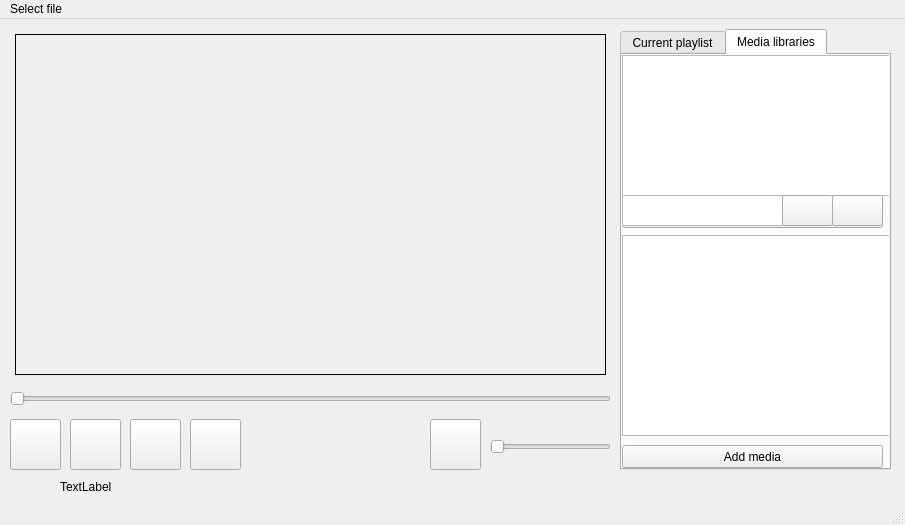
Old version of the form mainwindow.ui in the repository zlatilda/media_player.
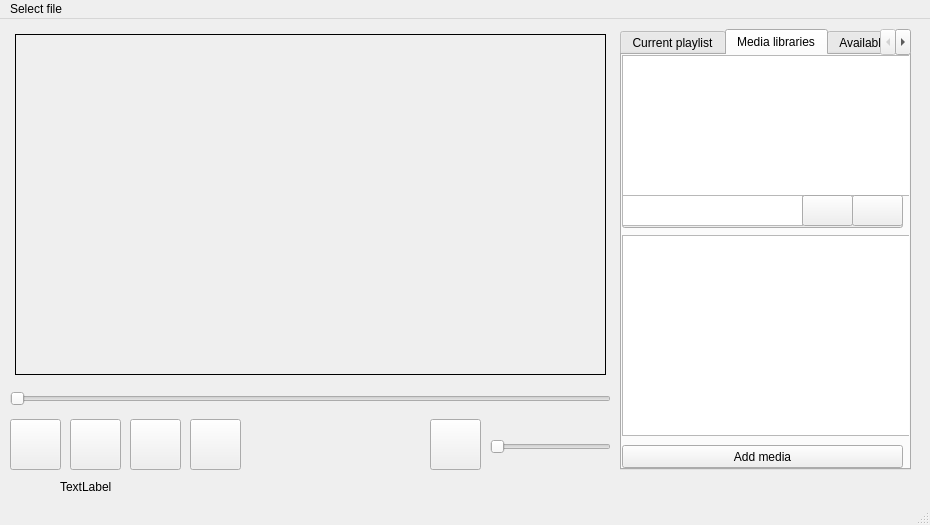
New version of the form. The open tabs and pages were chosen to show the change.

Patch:
```diff
--- a/mainwindow.ui
+++ b/mainwindow.ui
@@ -6,7 +6,7 @@
    <rect>
     <x>0</x>
     <y>0</y>
-    <width>905</width>
+    <width>930</width>
     <height>525</height>
    </rect>
   </property>
@@ -129,7 +129,7 @@
      <rect>
       <x>620</x>
       <y>10</y>
-      <width>271</width>
+      <width>291</width>
       <height>441</height>
      </rect>
     </property>
@@ -160,12 +160,12 @@
        <rect>
         <x>0</x>
         <y>180</y>
-        <width>271</width>
+        <width>291</width>
         <height>201</height>
        </rect>
       </property>
       <attribute name="horizontalHeaderDefaultSectionSize">
-       <number>250</number>
+       <number>270</number>
       </attribute>
      </widget>
      <widget class="QTableView" name="media_libs">
@@ -173,12 +173,12 @@
        <rect>
         <x>0</x>
         <y>0</y>
-        <width>271</width>
+        <width>291</width>
         <height>141</height>
        </rect>
       </property>
       <attribute name="horizontalHeaderDefaultSectionSize">
-       <number>250</number>
+       <number>270</number>
       </attribute>
      </widget>
      <widget class="QPushButton" name="Add_library">
@@ -186,7 +186,7 @@
        <rect>
         <x>0</x>
         <y>150</y>
-        <width>261</width>
+        <width>281</width>
         <height>23</height>
        </rect>
       </property>
@@ -199,7 +199,7 @@
        <rect>
         <x>0</x>
         <y>390</y>
-        <width>261</width>
+        <width>281</width>
         <height>23</height>
        </rect>
       </property>
@@ -212,7 +212,7 @@
        <rect>
         <x>0</x>
         <y>140</y>
-        <width>161</width>
+        <width>181</width>
         <height>31</height>
        </rect>
       </property>
@@ -220,7 +220,7 @@
      <widget class="QPushButton" name="save_new_lib">
       <property name="geometry">
        <rect>
-        <x>160</x>
+        <x>180</x>
         <y>140</y>
         <width>51</width>
         <height>31</height>
@@ -233,7 +233,7 @@
      <widget class="QPushButton" name="new_lib_add_cancel">
       <property name="geometry">
        <rect>
-        <x>210</x>
+        <x>230</x>
         <y>140</y>
         <width>51</width>
         <height>31</height>
@@ -244,6 +244,24 @@
       </property>
      </widget>
     </widget>
+    <widget class="QWidget" name="tab_5">
+     <attribute name="title">
+      <string>Available media</string>
+     </attribute>
+     <widget class="QTableView" name="available_media">
+      <property name="geometry">
+       <rect>
+        <x>0</x>
+        <y>0</y>
+        <width>291</width>
+        <height>421</height>
+       </rect>
+      </property>
+      <attribute name="horizontalHeaderDefaultSectionSize">
+       <number>260</number>
+      </attribute>
+     </widget>
+    </widget>
    </widget>
    <widget class="QLabel" name="label">
     <property name="geometry">
@@ -265,7 +283,7 @@
     <rect>
      <x>0</x>
      <y>0</y>
-     <width>905</width>
+     <width>930</width>
      <height>21</height>
     </rect>
    </property>
```
Left out of the diff: 4 changed lines with no effect on the pictures.
